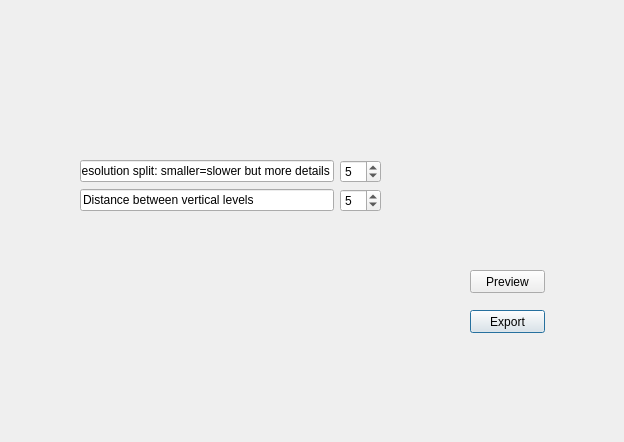
This is src/modelsettings.ui in cricketspike/3D-Model-Generator as Qt 5 draws it before an edit. The edited form follows.
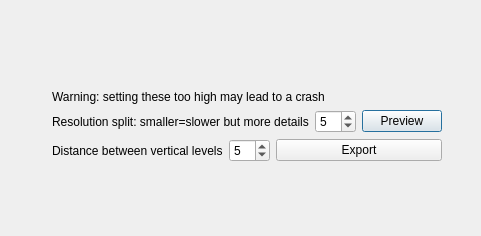
This is the edited form.

Diff of the .ui file:
```diff
--- a/src/modelsettings.ui
+++ b/src/modelsettings.ui
@@ -6,53 +6,68 @@
    <rect>
     <x>0</x>
     <y>0</y>
-    <width>624</width>
-    <height>442</height>
+    <width>481</width>
+    <height>236</height>
    </rect>
   </property>
   <property name="windowTitle">
    <string>Dialog</string>
   </property>
-  <widget class="QPushButton" name="pushButton">
-   <property name="geometry">
-    <rect>
-     <x>470</x>
-     <y>310</y>
-     <width>75</width>
-     <height>23</height>
-    </rect>
-   </property>
-   <property name="text">
-    <string>Export</string>
-   </property>
-  </widget>
-  <widget class="QPushButton" name="pushButton_2">
-   <property name="geometry">
-    <rect>
-     <x>470</x>
-     <y>270</y>
-     <width>75</width>
-     <height>23</height>
-    </rect>
-   </property>
-   <property name="text">
-    <string>Preview</string>
-   </property>
-  </widget>
   <widget class="QWidget" name="">
    <property name="geometry">
     <rect>
-     <x>80</x>
-     <y>160</y>
-     <width>301</width>
-     <height>52</height>
+     <x>0</x>
+     <y>0</y>
+     <width>505</width>
+     <height>251</height>
     </rect>
    </property>
+   <layout class="QVBoxLayout" name="verticalLayout_3">
+    <item>
+     <spacer name="verticalSpacer_2">
+      <property name="orientation">
+       <enum>Qt::Vertical</enum>
+      </property>
+      <property name="sizeHint" stdset="0">
+       <size>
+        <width>20</width>
+        <height>68</height>
+       </size>
+      </property>
+     </spacer>
+    </item>
+    <item>
+     <layout class="QHBoxLayout" name="horizontalLayout_5">
+      <item>
+       <spacer name="horizontalSpacer_2">
+        <property name="orientation">
+         <enum>Qt::Horizontal</enum>
+        </property>
+        <property name="sizeHint" stdset="0">
+         <size>
+          <width>58</width>
+          <height>20</height>
+         </size>
+        </property>
+       </spacer>
+      </item>
+      <item>
+       <layout class="QVBoxLayout" name="verticalLayout_2">
+        <item>
+         <widget class="QLabel" name="label_3">
+          <property name="text">
+           <string>Warning: setting these too high may lead to a crash</string>
+          </property>
+         </widget>
+        </item>
+        <item>
    <layout class="QVBoxLayout" name="verticalLayout">
     <item>
+           <layout class="QHBoxLayout" name="horizontalLayout_4">
+            <item>
      <layout class="QHBoxLayout" name="horizontalLayout">
       <item>
-       <widget class="QLineEdit" name="lineEdit">
+               <widget class="QLabel" name="label_2">
         <property name="text">
          <string>Resolution split: smaller=slower but more details</string>
         </property>
@@ -74,9 +89,20 @@
      </layout>
     </item>
     <item>
+             <widget class="QPushButton" name="pushButton_2">
+              <property name="text">
+               <string>Preview</string>
+              </property>
+             </widget>
+            </item>
+           </layout>
+          </item>
+          <item>
+           <layout class="QHBoxLayout" name="horizontalLayout_3">
+            <item>
      <layout class="QHBoxLayout" name="horizontalLayout_2">
       <item>
-       <widget class="QLineEdit" name="lineEdit_2">
+               <widget class="QLabel" name="label">
         <property name="text">
          <string>Distance between vertical levels</string>
         </property>
@@ -96,6 +122,47 @@
        </widget>
       </item>
      </layout>
+            </item>
+            <item>
+             <widget class="QPushButton" name="pushButton">
+              <property name="text">
+               <string>Export</string>
+              </property>
+             </widget>
+            </item>
+           </layout>
+          </item>
+         </layout>
+        </item>
+       </layout>
+      </item>
+      <item>
+       <spacer name="horizontalSpacer">
+        <property name="orientation">
+         <enum>Qt::Horizontal</enum>
+        </property>
+        <property name="sizeHint" stdset="0">
+         <size>
+          <width>68</width>
+          <height>20</height>
+         </size>
+        </property>
+       </spacer>
+      </item>
+     </layout>
+    </item>
+    <item>
+     <spacer name="verticalSpacer">
+      <property name="orientation">
+       <enum>Qt::Vertical</enum>
+      </property>
+      <property name="sizeHint" stdset="0">
+       <size>
+        <width>20</width>
+        <height>88</height>
+       </size>
+      </property>
+     </spacer>
     </item>
    </layout>
   </widget>
```
Lines whose indentation alone changed are shown as unchanged.
